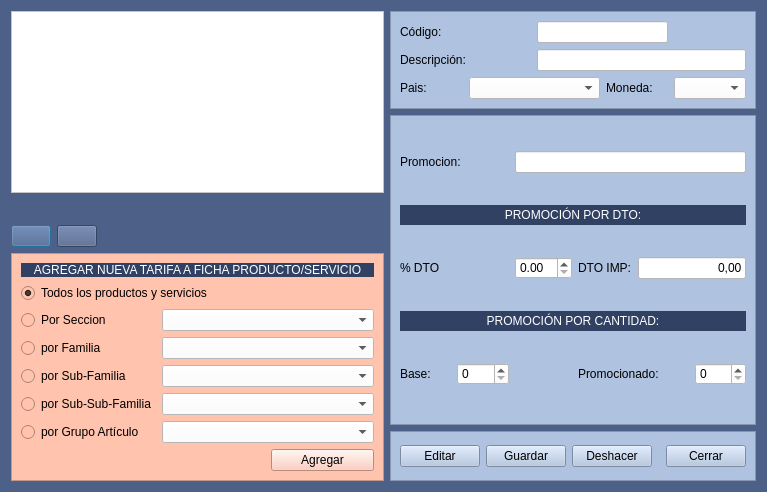
This is Almacen/frmtipostarifa.ui in arcnexus/RedFoX as Qt 5 draws it before an edit. The edited form follows.
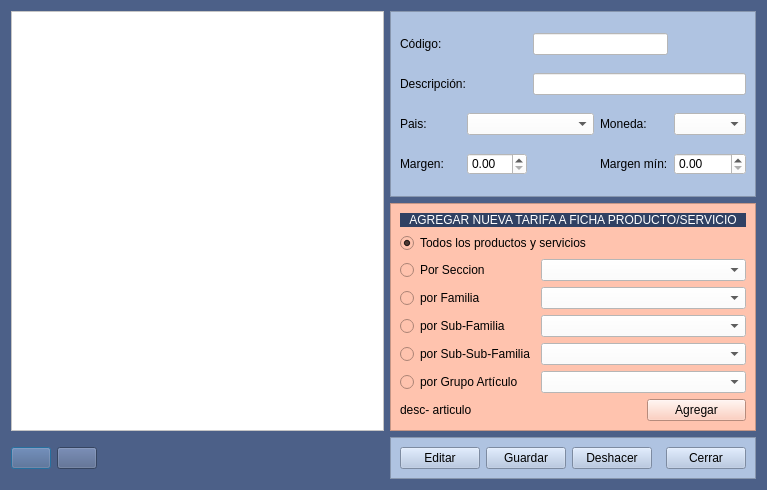
This is the edited form. Icons and pictures are not drawn.

Diff of the .ui file:
```diff
--- a/Almacen/frmtipostarifa.ui
+++ b/Almacen/frmtipostarifa.ui
@@ -21,13 +21,6 @@
    <string notr="true">background: #4c6088</string>
   </property>
   <layout class="QGridLayout" name="gridLayout_5">
-   <item row="0" column="0" rowspan="2" colspan="3">
-    <widget class="QListView" name="listatarifas">
-     <property name="styleSheet">
-      <string notr="true">background-color: rgb(255, 255, 255);</string>
-     </property>
-    </widget>
-   </item>
    <item row="0" column="3">
     <widget class="QFrame" name="frame">
      <property name="styleSheet">
@@ -102,141 +95,38 @@
         </property>
        </widget>
       </item>
-     </layout>
-    </widget>
-   </item>
-   <item row="1" column="3" rowspan="4">
-    <widget class="QFrame" name="frame_2">
-     <property name="styleSheet">
-      <string notr="true">background-color: rgb(175,195,225);</string>
-     </property>
-     <property name="frameShape">
-      <enum>QFrame::StyledPanel</enum>
-     </property>
-     <property name="frameShadow">
-      <enum>QFrame::Raised</enum>
-     </property>
-     <layout class="QGridLayout" name="gridLayout_2">
-      <item row="0" column="0" colspan="2">
-       <widget class="QLabel" name="label_3">
+      <item row="3" column="0">
+       <widget class="QLabel" name="label_13">
         <property name="text">
-         <string>Promocion:</string>
+         <string>Margen:</string>
         </property>
        </widget>
       </item>
-      <item row="0" column="2" colspan="4">
-       <widget class="QLineEdit" name="txtPromocion">
+      <item row="3" column="1">
+       <widget class="QDoubleSpinBox" name="txtMargen">
         <property name="styleSheet">
          <string notr="true">background-color: rgb(255, 255, 255);</string>
         </property>
        </widget>
       </item>
-      <item row="1" column="0" colspan="6">
-       <widget class="QLabel" name="label_11">
-        <property name="maximumSize">
-         <size>
-          <width>16777215</width>
-          <height>20</height>
-         </size>
-        </property>
+      <item row="3" column="4">
+       <widget class="QDoubleSpinBox" name="txtMargen_min">
         <property name="styleSheet">
-         <string notr="true">background: #304163;
-color: rgb(255,255,255);</string>
-        </property>
-        <property name="text">
-         <string>PROMOCIÓN POR DTO:</string>
-        </property>
-        <property name="alignment">
-         <set>Qt::AlignCenter</set>
-        </property>
-       </widget>
-      </item>
-      <item row="2" column="0" colspan="2">
-       <widget class="QLabel" name="label_4">
-        <property name="text">
-         <string>% DTO</string>
-        </property>
-       </widget>
-      </item>
-      <item row="2" column="2">
-       <widget class="QDoubleSpinBox" name="spinPorcDto">
-        <property name="styleSheet">
          <string notr="true">background-color: rgb(255, 255, 255);</string>
         </property>
        </widget>
       </item>
-      <item row="2" column="3">
-       <widget class="QLabel" name="label_5">
+      <item row="3" column="3">
+       <widget class="QLabel" name="label_14">
         <property name="text">
-         <string>DTO IMP:</string>
+         <string>Margen mín:</string>
         </property>
        </widget>
       </item>
-      <item row="2" column="4" colspan="2">
-       <widget class="QLineEdit" name="txtImpDto">
-        <property name="styleSheet">
-         <string notr="true">background-color: rgb(255, 255, 255);</string>
-        </property>
-        <property name="text">
-         <string>0,00</string>
-        </property>
-        <property name="alignment">
-         <set>Qt::AlignRight|Qt::AlignTrailing|Qt::AlignVCenter</set>
-        </property>
-       </widget>
-      </item>
-      <item row="3" column="0" colspan="6">
-       <widget class="QLabel" name="label_8">
-        <property name="maximumSize">
-         <size>
-          <width>16777215</width>
-          <height>20</height>
-         </size>
-        </property>
-        <property name="styleSheet">
-         <string notr="true">background: #304163;
-color: rgb(255,255,255);</string>
-        </property>
-        <property name="text">
-         <string>PROMOCIÓN POR CANTIDAD:</string>
-        </property>
-        <property name="alignment">
-         <set>Qt::AlignCenter</set>
-        </property>
-       </widget>
-      </item>
-      <item row="4" column="0">
-       <widget class="QLabel" name="label_9">
-        <property name="text">
-         <string>Base:</string>
-        </property>
-       </widget>
-      </item>
-      <item row="4" column="3" colspan="2">
-       <widget class="QLabel" name="label_10">
-        <property name="text">
-         <string>Promocionado:</string>
-        </property>
-       </widget>
-      </item>
-      <item row="4" column="5">
-       <widget class="QSpinBox" name="spinCantidad">
-        <property name="styleSheet">
-         <string notr="true">background-color: rgb(255, 255, 255);</string>
-        </property>
-       </widget>
-      </item>
-      <item row="4" column="1">
-       <widget class="QSpinBox" name="spinBase">
-        <property name="styleSheet">
-         <string notr="true">background-color: rgb(255, 255, 255);</string>
-        </property>
-       </widget>
-      </item>
      </layout>
     </widget>
    </item>
-   <item row="3" column="0">
+   <item row="2" column="0">
     <widget class="QPushButton" name="btnAnadir">
      <property name="text">
       <string/>
@@ -253,7 +143,7 @@
      </property>
     </widget>
    </item>
-   <item row="3" column="1">
+   <item row="2" column="1">
     <widget class="QPushButton" name="btnBorrar">
      <property name="text">
       <string/>
@@ -270,7 +160,7 @@
      </property>
     </widget>
    </item>
-   <item row="3" column="2">
+   <item row="2" column="2">
     <spacer name="horizontalSpacer_2">
      <property name="orientation">
       <enum>Qt::Horizontal</enum>
@@ -283,7 +173,17 @@
      </property>
     </spacer>
    </item>
-   <item row="4" column="0" rowspan="2" colspan="3">
+   <item row="0" column="0" rowspan="2" colspan="3">
+    <widget class="QTableView" name="listatarifas">
+     <property name="styleSheet">
+      <string notr="true">background-color: rgb(255, 255, 255);</string>
+     </property>
+     <attribute name="horizontalHeaderStretchLastSection">
+      <bool>true</bool>
+     </attribute>
+    </widget>
+   </item>
+   <item row="1" column="3">
     <widget class="QFrame" name="frame_4">
      <property name="styleSheet">
       <string notr="true">background-color: rgb(255, 195, 174);</string>
@@ -402,10 +302,17 @@
         </property>
        </widget>
       </item>
+      <item row="7" column="0" colspan="2">
+       <widget class="QLabel" name="lblDescArt">
+        <property name="text">
+         <string>desc- articulo</string>
+        </property>
+       </widget>
+      </item>
      </layout>
     </widget>
    </item>
-   <item row="5" column="3">
+   <item row="2" column="3">
     <widget class="QFrame" name="frame_3">
      <property name="maximumSize">
       <size>
@@ -507,19 +414,6 @@
      </layout>
     </widget>
    </item>
-   <item row="2" column="2">
-    <spacer name="horizontalSpacer_3">
-     <property name="orientation">
-      <enum>Qt::Horizontal</enum>
-     </property>
-     <property name="sizeHint" stdset="0">
-      <size>
-       <width>40</width>
-       <height>20</height>
-      </size>
-     </property>
-    </spacer>
-   </item>
   </layout>
  </widget>
  <tabstops>
```
Left out of the diff: 5 changed lines with no effect on the pictures.
